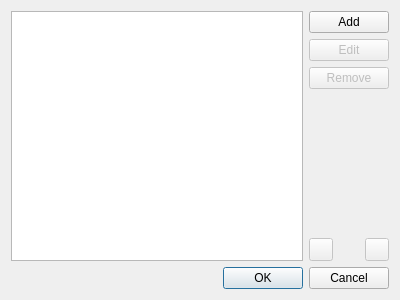
This is src/ui/UserAgentsManagerDialog.ui in OtterBrowser/otter-browser as Qt 5 draws it before an edit. The edited form follows.
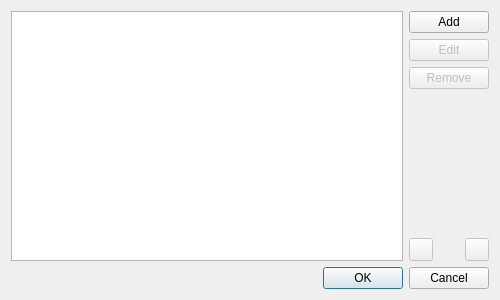
This is the edited form. Custom widgets are drawn as their Qt base class.

Commit message: Better defaults for User Agents dialog

```diff
--- a/src/ui/UserAgentsManagerDialog.ui
+++ b/src/ui/UserAgentsManagerDialog.ui
@@ -6,7 +6,7 @@
    <rect>
     <x>0</x>
     <y>0</y>
-    <width>400</width>
+    <width>500</width>
     <height>300</height>
    </rect>
   </property>
@@ -27,6 +27,9 @@
        <property name="defaultDropAction">
         <enum>Qt::MoveAction</enum>
        </property>
+       <property name="alternatingRowColors">
+        <bool>true</bool>
+       </property>
        <property name="selectionMode">
         <enum>QAbstractItemView::SingleSelection</enum>
        </property>
@@ -36,6 +39,9 @@
        <property name="showGrid">
         <bool>false</bool>
        </property>
+       <attribute name="horizontalHeaderDefaultSectionSize">
+        <number>250</number>
+       </attribute>
        <attribute name="horizontalHeaderHighlightSections">
         <bool>false</bool>
        </attribute>
```
Left out of the diff: 6 changed lines with no effect on the pictures.
